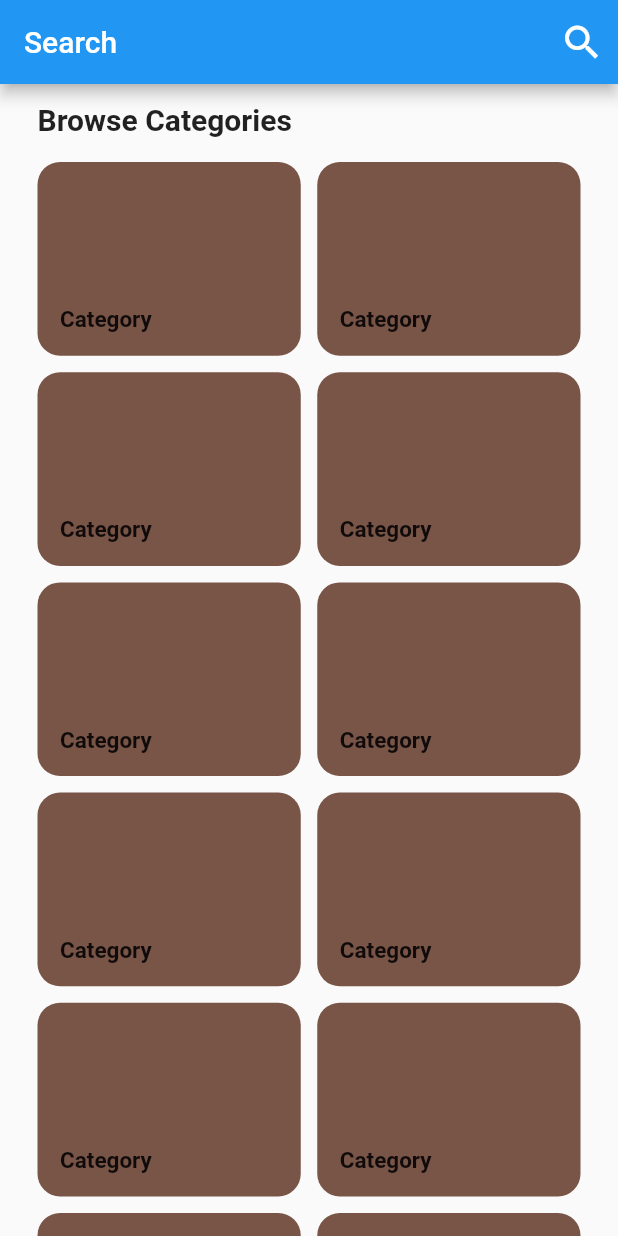
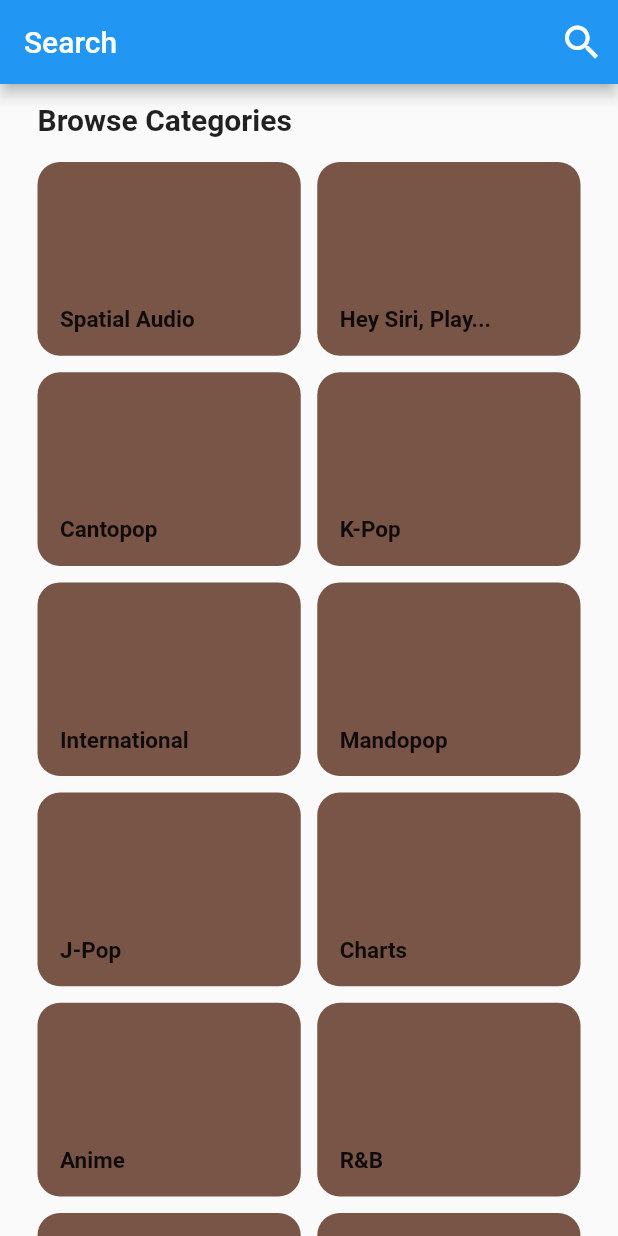
Before and after one commit to kalokcheung14/simple_apple_music, a Flutter app: the SearchTab screen opened directly, on a phone screen of 412 x 824 dp. Run offline on Flutter 3.47's test engine with Material 2 defaults, Android fonts, the phone set to English and light mode, and no system bars; our stand-ins replace cached_network_image, easy_debounce; missing offline and left inert: flutter_menu_list; network calls fail; statements that could not run were skipped.

Commit message:
Feat: Added category string list and separated CategoryTile and apply it in category list

```diff
--- a/lib/category_list.dart
+++ b/lib/category_list.dart
@@ -1,8 +1,31 @@
 import 'package:flutter/material.dart';
-import 'dart:math';
+import 'widgets/category_tile.dart';
 
 class CategoryList extends StatelessWidget {
   const CategoryList({Key? key}) : super(key: key);
+
+  static const List<String> categoryList = [
+    'Spatial Audio',
+    'Hey Siri, Play...',
+    'Cantopop',
+    'K-Pop',
+    'International',
+    'Mandopop',
+    'J-Pop',
+    'Charts',
+    'Anime',
+    'R&B',
+    'Classical',
+    'Chill',
+    'Hip-Hop/Rap',
+    'Sleep',
+    'Jazz',
+    'Fitness',
+    'Rock',
+    'Essentials',
+    'Feel Good',
+    'Romance',
+  ];
 
   @override
   Widget build(BuildContext context) {
@@ -24,31 +47,8 @@ class CategoryList extends StatelessWidget {
             crossAxisSpacing: 1.0,
             mainAxisSpacing: 1.0,
             shrinkWrap: true,
-            children: List.generate(20, (index) {
-              // Generate random color for category tiles
-              Color randomColor = Colors.primaries[Random().nextInt(Colors.primaries.length)];
-
-              return Padding(
-                padding: const EdgeInsets.all(5.0),
-                child: GridTile(
-                  child: Container(
-                    decoration: BoxDecoration(
-                      color: randomColor,
-                      borderRadius: BorderRadius.circular(15)
-                    ),
-                  ),
-                  footer: Container(
-                    padding: const EdgeInsets.all(15.0),
-                    child: const Text(
-                        'Category',
-                        style: TextStyle(
-                          fontSize: 15,
-                          fontWeight: FontWeight.bold,
-                        ),
-                    ),
-                  ),
-                ),
-              );
+            children: List.generate(categoryList.length, (index) {
+              return CategoryTile(categoryName: categoryList[index]);
             },),
           ),
         ),
--- /dev/null
+++ b/lib/widgets/category_tile.dart
@@ -0,0 +1,39 @@
+import 'package:flutter/material.dart';
+import 'dart:math';
+
+class CategoryTile extends StatelessWidget {
+  const CategoryTile({
+    Key? key,
+    @required this.categoryName,
+  }) : super(key: key);
+
+  final String? categoryName;
+
+  @override
+  Widget build(BuildContext context) {
+    // Generate random color for category tiles
+    Color randomColor = Colors.primaries[Random().nextInt(Colors.primaries.length)];
+
+    return Padding(
+      padding: const EdgeInsets.all(5.0),
+      child: GridTile(
+        child: Container(
+          decoration: BoxDecoration(
+              color: randomColor,
+              borderRadius: BorderRadius.circular(15)
+          ),
+        ),
+        footer: Container(
+          padding: const EdgeInsets.all(15.0),
+          child: Text(
+            categoryName ?? "",
+            style: const TextStyle(
+              fontSize: 15,
+              fontWeight: FontWeight.bold,
+            ),
+          ),
+        ),
+      ),
+    );
+  }
+}
```
